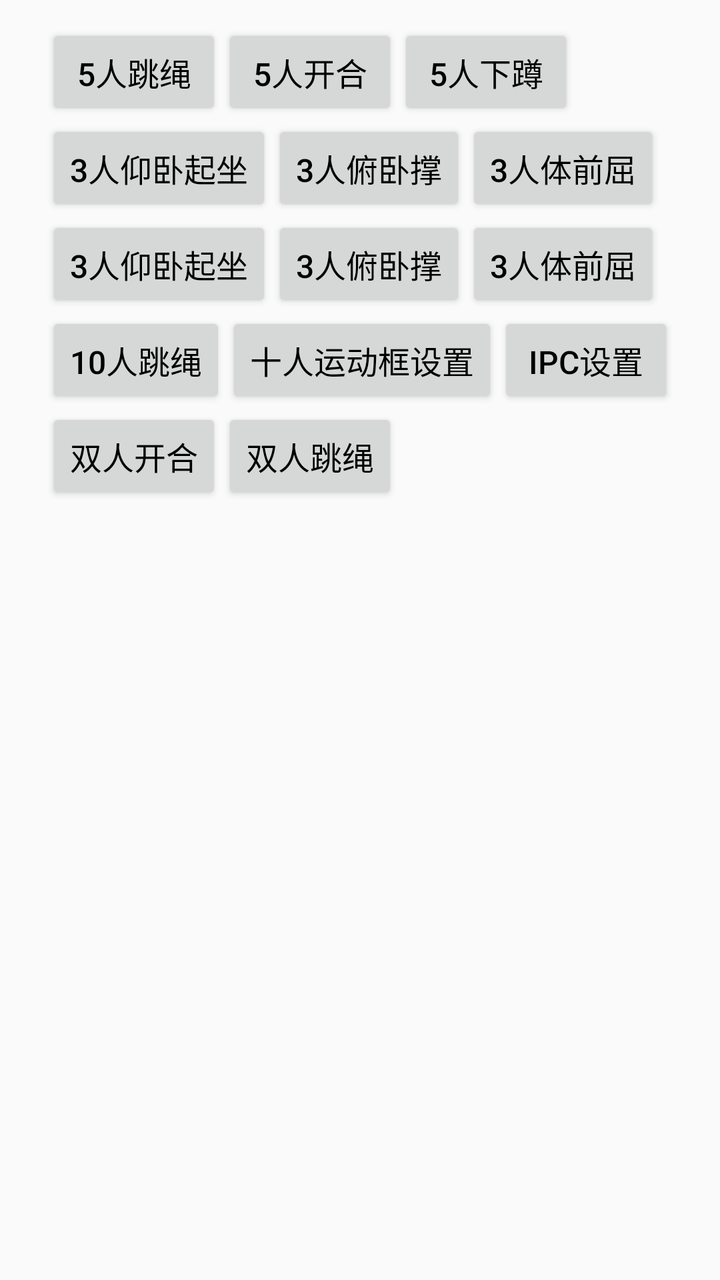
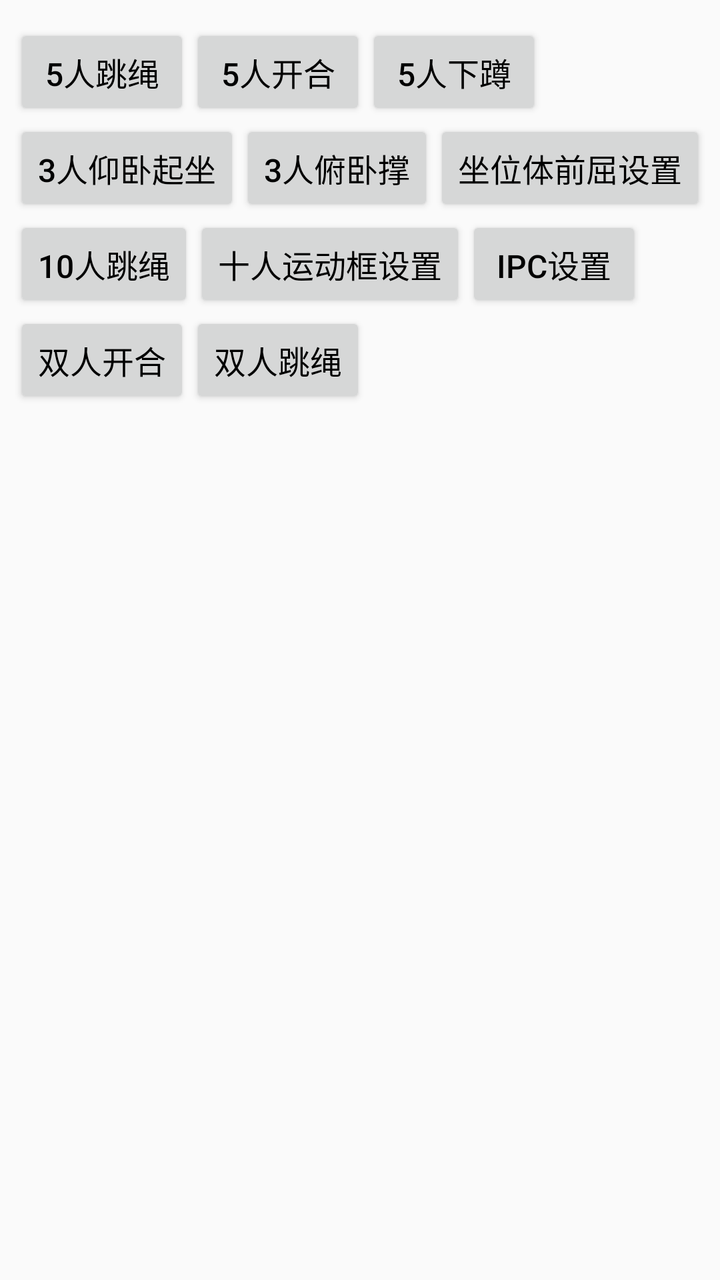

Compare the two renders of this Android layout. The source of the first and the diff that turns it into the second are given below.
<!-- AndroidManifest.xml: application theme AppTheme -->
<!-- res/layout/ac_main.xml -->
<?xml version="1.0" encoding="utf-8"?>
<RelativeLayout xmlns:android="http://schemas.android.com/apk/res/android"
    android:layout_width="match_parent"
    android:layout_height="match_parent">

    <ScrollView
        android:layout_width="wrap_content"
        android:layout_height="match_parent"
        android:layout_centerHorizontal="true"
        android:scrollbars="vertical">

        <LinearLayout
            android:layout_width="wrap_content"
            android:layout_height="wrap_content"
            android:layout_centerInParent="true"
            android:orientation="vertical"
            android:paddingTop="12dp"
            android:paddingBottom="12dp">

            <LinearLayout
                android:layout_width="wrap_content"
                android:layout_height="wrap_content"
                android:orientation="horizontal">

                <Button
                    android:id="@+id/bnt_0"
                    android:layout_width="wrap_content"
                    android:layout_height="wrap_content"
                    android:text="5人跳绳"
                    android:textColor="@color/color_black"
                    android:textSize="16sp" />

                <Button
                    android:id="@+id/bnt_3"
                    android:layout_width="wrap_content"
                    android:layout_height="wrap_content"
                    android:text="5人开合"
                    android:textColor="@color/color_black"
                    android:textSize="16sp" />

                <Button
                    android:id="@+id/bnt_4"
                    android:layout_width="wrap_content"
                    android:layout_height="wrap_content"
                    android:text="5人下蹲"
                    android:textColor="@color/color_black"
                    android:textSize="16sp" />

            </LinearLayout>

            <LinearLayout
                android:layout_width="wrap_content"
                android:layout_height="wrap_content"
                android:orientation="horizontal">

                <Button
                    android:id="@+id/bnt_5"
                    android:layout_width="wrap_content"
                    android:layout_height="wrap_content"
                    android:text="3人仰卧起坐"
                    android:textColor="@color/color_black"
                    android:textSize="16sp" />

                <Button
                    android:id="@+id/bnt_6"
                    android:layout_width="wrap_content"
                    android:layout_height="wrap_content"
                    android:text="3人俯卧撑"
                    android:textColor="@color/color_black"
                    android:textSize="16sp" />

                <Button
                    android:id="@+id/bnt_7"
                    android:layout_width="wrap_content"
                    android:layout_height="wrap_content"
                    android:text="3人体前屈"
                    android:textColor="@color/color_black"
                    android:textSize="16sp" />

            </LinearLayout>

            <LinearLayout
                android:layout_width="wrap_content"
                android:layout_height="wrap_content"
                android:orientation="horizontal">

                <Button
                    android:id="@+id/bnt_8"
                    android:layout_width="wrap_content"
                    android:layout_height="wrap_content"
                    android:text="3人仰卧起坐"
                    android:textColor="@color/color_black"
                    android:textSize="16sp" />

                <Button
                    android:id="@+id/bnt_9"
                    android:layout_width="wrap_content"
                    android:layout_height="wrap_content"
                    android:text="3人俯卧撑"
                    android:textColor="@color/color_black"
                    android:textSize="16sp" />

                <Button
                    android:id="@+id/bnt_10"
                    android:layout_width="wrap_content"
                    android:layout_height="wrap_content"
                    android:text="3人体前屈"
                    android:textColor="@color/color_black"
                    android:textSize="16sp" />

            </LinearLayout>

            <LinearLayout
                android:layout_width="wrap_content"
                android:layout_height="wrap_content"
                android:orientation="horizontal">

                <Button
                    android:id="@+id/bnt_11"
                    android:layout_width="wrap_content"
                    android:layout_height="wrap_content"
                    android:text="10人跳绳"
                    android:textColor="@color/color_black"
                    android:textSize="16sp" />
                <Button
                    android:id="@+id/btn_10_region_set"
                    android:layout_width="wrap_content"
                    android:layout_height="wrap_content"
                    android:text="十人运动框设置"
                    android:textColor="@color/color_black"
                    android:textSize="16sp" />
                <Button
                    android:id="@+id/btn_ipc_set"
                    android:layout_width="wrap_content"
                    android:layout_height="wrap_content"
                    android:text="IPC设置"
                    android:textColor="@color/color_black"
                    android:textSize="16sp" />

            </LinearLayout>

            <LinearLayout
                android:layout_width="wrap_content"
                android:layout_height="wrap_content"
                android:orientation="horizontal">

                <Button
                    android:id="@+id/bnt_12"
                    android:layout_width="wrap_content"
                    android:layout_height="wrap_content"
                    android:text="双人开合"
                    android:textColor="@color/color_black"
                    android:textSize="16sp" />

                <Button
                    android:id="@+id/bnt_13"
                    android:layout_width="wrap_content"
                    android:layout_height="wrap_content"
                    android:text="双人跳绳"
                    android:textColor="@color/color_black"
                    android:textSize="16sp" />

            </LinearLayout>

        </LinearLayout>

    </ScrollView>
</RelativeLayout>
<!-- resources referenced by this layout -->
<resources>
  <color name="color_black">#000000</color>
  <style name="AppTheme" parent="Theme.AppCompat.DayNight.NoActionBar">
          <item name="colorPrimary">#00FFFF</item>
          <item name="colorPrimaryDark">#FFFFFF</item>
          <item name="colorAccent">#FFFF00</item>
          <item name="android:windowActionBar">false</item>
          <item name="android:windowNoTitle">true</item>
          <item name="android:windowContentTransitions">true</item>
          <item name="android:statusBarColor">@android:color/transparent</item>
          <item name="android:windowFullscreen">true</item>
          <item name="android:windowTranslucentNavigation">true</item>
          <item name="android:windowTranslucentStatus">true</item>
          <item name="android:windowDisablePreview">true</item>
      </style>
</resources>

<!-- the commit's change to res/layout/ac_main.xml (unified diff, before → after) -->
@@ -54,37 +54,6 @@
                 android:orientation="horizontal">
 
                 <Button
-                    android:id="@+id/bnt_5"
-                    android:layout_width="wrap_content"
-                    android:layout_height="wrap_content"
-                    android:text="3人仰卧起坐"
-                    android:textColor="@color/color_black"
-                    android:textSize="16sp" />
-
-                <Button
-                    android:id="@+id/bnt_6"
-                    android:layout_width="wrap_content"
-                    android:layout_height="wrap_content"
-                    android:text="3人俯卧撑"
-                    android:textColor="@color/color_black"
-                    android:textSize="16sp" />
-
-                <Button
-                    android:id="@+id/bnt_7"
-                    android:layout_width="wrap_content"
-                    android:layout_height="wrap_content"
-                    android:text="3人体前屈"
-                    android:textColor="@color/color_black"
-                    android:textSize="16sp" />
-
-            </LinearLayout>
-
-            <LinearLayout
-                android:layout_width="wrap_content"
-                android:layout_height="wrap_content"
-                android:orientation="horizontal">
-
-                <Button
                     android:id="@+id/bnt_8"
                     android:layout_width="wrap_content"
                     android:layout_height="wrap_content"
@@ -104,7 +73,7 @@
                     android:id="@+id/bnt_10"
                     android:layout_width="wrap_content"
                     android:layout_height="wrap_content"
-                    android:text="3人体前屈"
+                    android:text="坐位体前屈设置"
                     android:textColor="@color/color_black"
                     android:textSize="16sp" />
 
